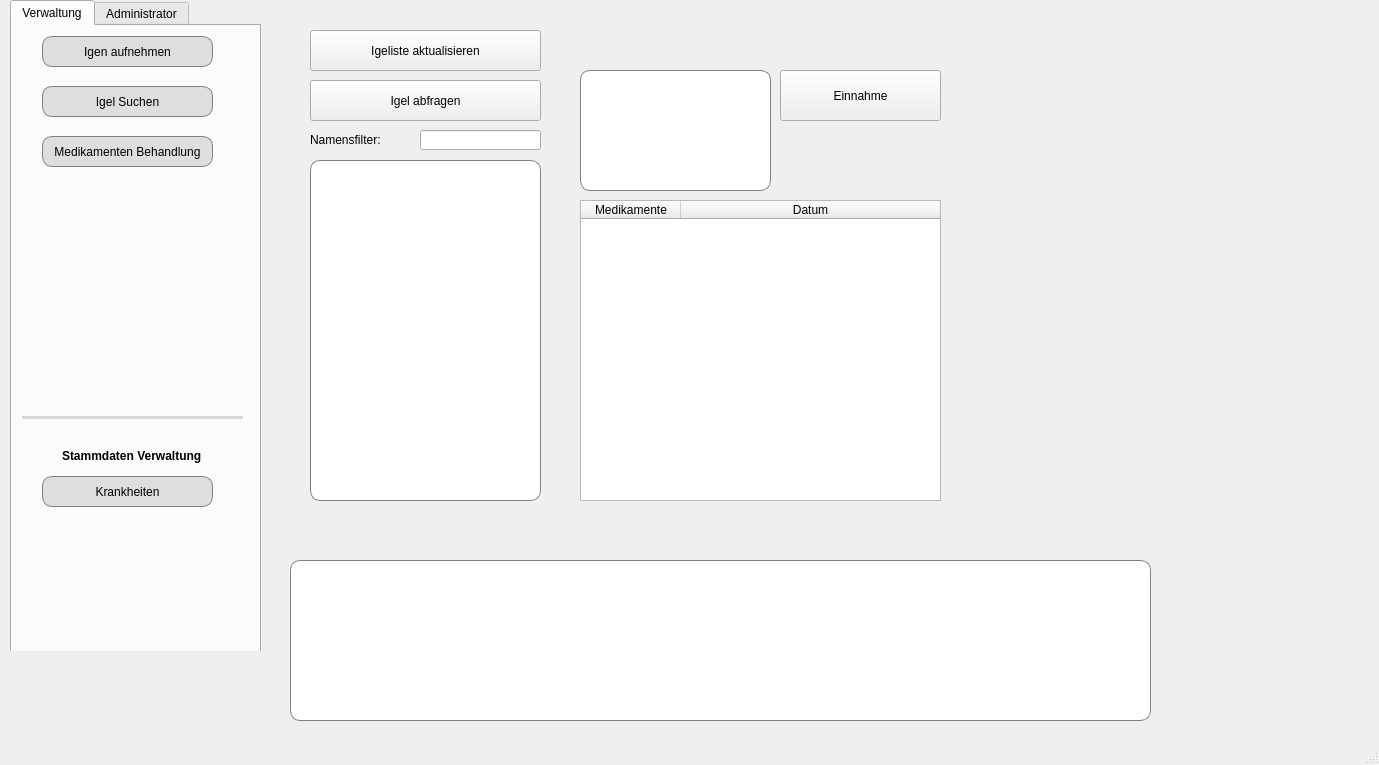
First picture: the form in libary/hgalaxy.ui, repository n1kozor/HedgehogGalaxy, before the edit.
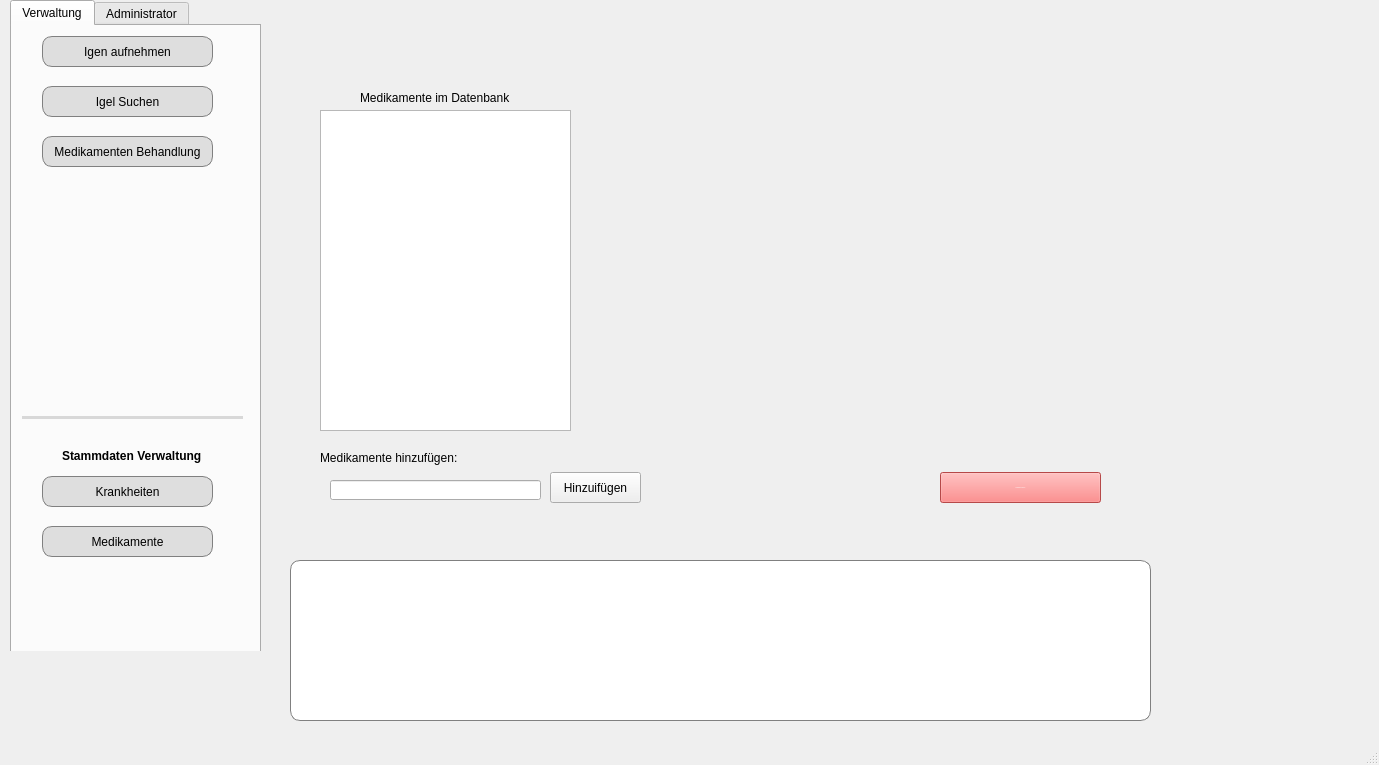
Second picture: the form after the edit. The open tabs and pages were chosen to show the change. Icons and pictures are not drawn.

```diff
--- a/libary/hgalaxy.ui
+++ b/libary/hgalaxy.ui
@@ -1537,6 +1537,102 @@
       </property>
      </widget>
     </widget>
+    <widget class="QWidget" name="page_medics_add">
+     <widget class="QLabel" name="label_38">
+      <property name="geometry">
+       <rect>
+        <x>30</x>
+        <y>430</y>
+        <width>171</width>
+        <height>16</height>
+       </rect>
+      </property>
+      <property name="text">
+       <string>Medikamente hinzufügen:</string>
+      </property>
+     </widget>
+     <widget class="QLineEdit" name="in_new_medics_in_medics_page">
+      <property name="geometry">
+       <rect>
+        <x>40</x>
+        <y>460</y>
+        <width>211</width>
+        <height>20</height>
+       </rect>
+      </property>
+     </widget>
+     <widget class="QListWidget" name="list_medics_new">
+      <property name="geometry">
+       <rect>
+        <x>30</x>
+        <y>90</y>
+        <width>251</width>
+        <height>321</height>
+       </rect>
+      </property>
+     </widget>
+     <widget class="QPushButton" name="btn_delete_medic">
+      <property name="geometry">
+       <rect>
+        <x>650</x>
+        <y>452</y>
+        <width>161</width>
+        <height>31</height>
+       </rect>
+      </property>
+      <property name="font">
+       <font>
+        <pointsize>-1</pointsize>
+       </font>
+      </property>
+      <property name="styleSheet">
+       <string notr="true">background-color: rgb(255, 102, 102);
+color: white</string>
+      </property>
+      <property name="text">
+       <string>Medikamente löschen</string>
+      </property>
+     </widget>
+     <widget class="QLabel" name="label_39">
+      <property name="geometry">
+       <rect>
+        <x>70</x>
+        <y>70</y>
+        <width>171</width>
+        <height>16</height>
+       </rect>
+      </property>
+      <property name="text">
+       <string>Medikamente im Datenbank</string>
+      </property>
+     </widget>
+     <widget class="QPushButton" name="btn_add_new_medics_in_medics_page">
+      <property name="geometry">
+       <rect>
+        <x>260</x>
+        <y>452</y>
+        <width>91</width>
+        <height>31</height>
+       </rect>
+      </property>
+      <property name="text">
+       <string>Hinzuifügen</string>
+      </property>
+     </widget>
+     <widget class="QLabel" name="label_40">
+      <property name="geometry">
+       <rect>
+        <x>620</x>
+        <y>350</y>
+        <width>171</width>
+        <height>20</height>
+       </rect>
+      </property>
+      <property name="text">
+       <string/>
+      </property>
+     </widget>
+    </widget>
    </widget>
    <widget class="QScrollArea" name="scrollArea">
     <property name="geometry">
@@ -1733,6 +1829,22 @@
          <string>Medikamenten Behandlung</string>
         </property>
        </widget>
+       <widget class="QPushButton" name="btn_medics_page">
+        <property name="geometry">
+         <rect>
+          <x>30</x>
+          <y>500</y>
+          <width>171</width>
+          <height>31</height>
+         </rect>
+        </property>
+        <property name="cursor">
+         <cursorShape>PointingHandCursor</cursorShape>
+        </property>
+        <property name="text">
+         <string>Medikamente</string>
+        </property>
+       </widget>
       </widget>
       <widget class="QWidget" name="tab_2">
        <attribute name="title">
```
Left out of the diff: 17 changed lines with no effect on the pictures.
